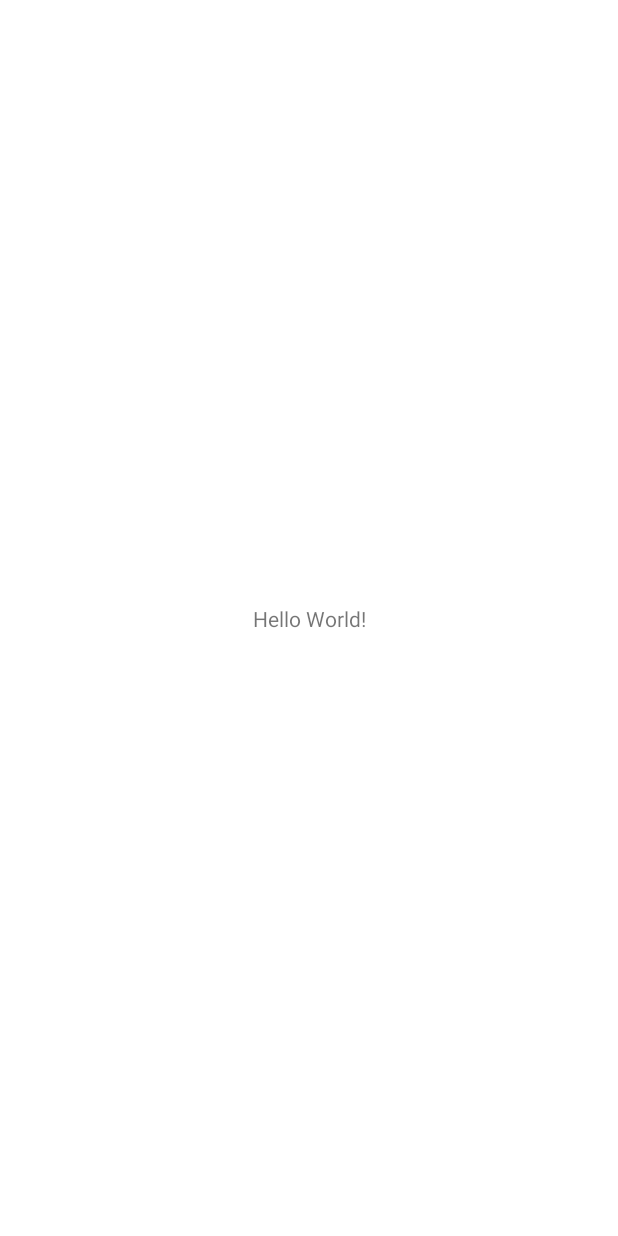
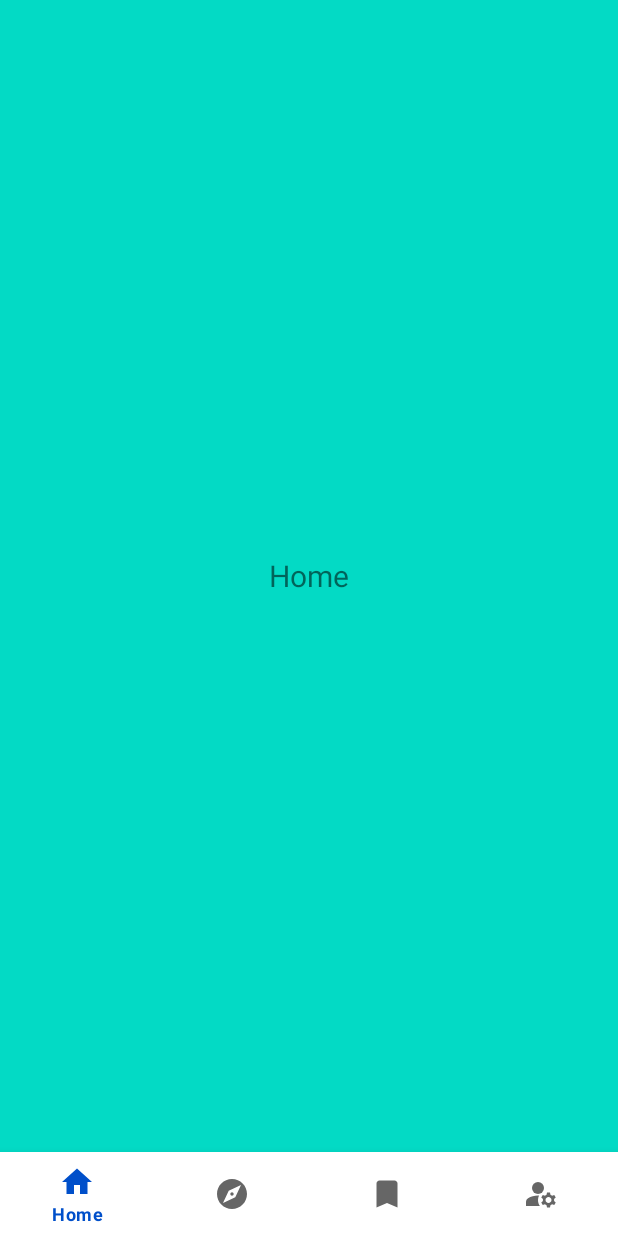
Before and after one commit to Ericko444/Projet-android-m1-p10-android, an Android app: the screen it shows after launch (MainActivity), on a phone screen of 412 x 824 dp. Before the commit the screen is almost empty. Run offline under Robolectric (Android 15) with nearby library versions, the phone set to English and light mode, and no system bars.

Commit message:
Created bottom navigation

```diff
--- a/app/build.gradle
+++ b/app/build.gradle
@@ -22,6 +22,9 @@ android {
             proguardFiles getDefaultProguardFile('proguard-android-optimize.txt'), 'proguard-rules.pro'
         }
     }
+    buildFeatures {
+        viewBinding true
+    }
     compileOptions {
         sourceCompatibility JavaVersion.VERSION_1_8
         targetCompatibility JavaVersion.VERSION_1_8
--- /dev/null
+++ b/app/src/main/java/mg/itu/projetm1/vues/HomeFragment.java
@@ -0,0 +1,66 @@
+package mg.itu.projetm1.vues;
+
+import android.os.Bundle;
+
+import androidx.fragment.app.Fragment;
+
+import android.view.LayoutInflater;
+import android.view.View;
+import android.view.ViewGroup;
+
+import mg.itu.projetm1.R;
+
+/**
+ * A simple {@link Fragment} subclass.
+ * Use the {@link HomeFragment#newInstance} factory method to
+ * create an instance of this fragment.
+ */
+public class HomeFragment extends Fragment {
+
+    // TODO: Rename parameter arguments, choose names that match
+    // the fragment initialization parameters, e.g. ARG_ITEM_NUMBER
+    private static final String ARG_PARAM1 = "param1";
+    private static final String ARG_PARAM2 = "param2";
+
+    // TODO: Rename and change types of parameters
+    private String mParam1;
+    private String mParam2;
+
+    public HomeFragment() {
+        // Required empty public constructor
+    }
+
+    /**
+     * Use this factory method to create a new instance of
+     * this fragment using the provided parameters.
+     *
+     * @param param1 Parameter 1.
+     * @param param2 Parameter 2.
+     * @return A new instance of fragment HomeFragment.
+     */
+    // TODO: Rename and change types and number of parameters
+    public static HomeFragment newInstance(String param1, String param2) {
+        HomeFragment fragment = new HomeFragment();
+        Bundle args = new Bundle();
+        args.putString(ARG_PARAM1, param1);
+        args.putString(ARG_PARAM2, param2);
+        fragment.setArguments(args);
+        return fragment;
+    }
+
+    @Override
+    public void onCreate(Bundle savedInstanceState) {
+        super.onCreate(savedInstanceState);
+        if (getArguments() != null) {
+            mParam1 = getArguments().getString(ARG_PARAM1);
+            mParam2 = getArguments().getString(ARG_PARAM2);
+        }
+    }
+
+    @Override
+    public View onCreateView(LayoutInflater inflater, ViewGroup container,
+                             Bundle savedInstanceState) {
+        // Inflate the layout for this fragment
+        return inflater.inflate(R.layout.fragment_home, container, false);
+    }
+}
--- a/app/src/main/java/mg/itu/projetm1/vues/MainActivity.java
+++ b/app/src/main/java/mg/itu/projetm1/vues/MainActivity.java
@@ -1,16 +1,50 @@
 package mg.itu.projetm1.vues;
 
 import androidx.appcompat.app.AppCompatActivity;
+import androidx.fragment.app.Fragment;
+import androidx.fragment.app.FragmentManager;
+import androidx.fragment.app.FragmentTransaction;
 
 import android.os.Bundle;
 
 import mg.itu.projetm1.R;
+import mg.itu.projetm1.databinding.ActivityMainBinding;
 
 public class MainActivity extends AppCompatActivity {
+
+    ActivityMainBinding binding;
 
     @Override
     protected void onCreate(Bundle savedInstanceState) {
         super.onCreate(savedInstanceState);
-        setContentView(R.layout.activity_main);
+        binding = ActivityMainBinding.inflate(getLayoutInflater());
+        setContentView(binding.getRoot());
+        replaceFragment(new HomeFragment());
+
+        binding.bottomNavigationView.setOnItemSelectedListener(item -> {
+            switch (item.getItemId()){
+                case R.id.home:
+                    replaceFragment(new HomeFragment());
+                    break;
+                case R.id.explore:
+                    replaceFragment(new ExploreFragment());
+                    break;
+                case R.id.saved:
+                    replaceFragment(new SavedFragment());
+                    break;
+                case R.id.account:
+                    replaceFragment(new AccountFragment());
+                    break;
+            }
+
+            return true;
+        });
+    }
+
+    private void replaceFragment(Fragment fragment){
+        FragmentManager fragmentManager = getSupportFragmentManager();
+        FragmentTransaction fragmentTransaction = fragmentManager.beginTransaction();
+        fragmentTransaction.replace(R.id.frame_layout, fragment);
+        fragmentTransaction.commit();
     }
 }
--- /dev/null
+++ b/app/src/main/res/drawable/baseline_bookmark_24.xml
@@ -0,0 +1,5 @@
+<vector android:height="24dp" android:tint="#000000"
+    android:viewportHeight="24" android:viewportWidth="24"
+    android:width="24dp" xmlns:android="http://schemas.android.com/apk/res/android">
+    <path android:fillColor="@android:color/white" android:pathData="M17,3H7c-1.1,0 -1.99,0.9 -1.99,2L5,21l7,-3 7,3V5c0,-1.1 -0.9,-2 -2,-2z"/>
+</vector>
--- /dev/null
+++ b/app/src/main/res/drawable/baseline_explore_24.xml
@@ -0,0 +1,5 @@
+<vector android:height="24dp" android:tint="#000000"
+    android:viewportHeight="24" android:viewportWidth="24"
+    android:width="24dp" xmlns:android="http://schemas.android.com/apk/res/android">
+    <path android:fillColor="@android:color/white" android:pathData="M12,10.9c-0.61,0 -1.1,0.49 -1.1,1.1s0.49,1.1 1.1,1.1c0.61,0 1.1,-0.49 1.1,-1.1s-0.49,-1.1 -1.1,-1.1zM12,2C6.48,2 2,6.48 2,12s4.48,10 10,10 10,-4.48 10,-10S17.52,2 12,2zM14.19,14.19L6,18l3.81,-8.19L18,6l-3.81,8.19z"/>
+</vector>
--- /dev/null
+++ b/app/src/main/res/drawable/baseline_home_24.xml
@@ -0,0 +1,5 @@
+<vector android:height="24dp" android:tint="#000000"
+    android:viewportHeight="24" android:viewportWidth="24"
+    android:width="24dp" xmlns:android="http://schemas.android.com/apk/res/android">
+    <path android:fillColor="@android:color/white" android:pathData="M10,20v-6h4v6h5v-8h3L12,3 2,12h3v8z"/>
+</vector>
--- /dev/null
+++ b/app/src/main/res/drawable/baseline_manage_accounts_24.xml
@@ -0,0 +1,7 @@
+<vector android:height="24dp" android:tint="#000000"
+    android:viewportHeight="24" android:viewportWidth="24"
+    android:width="24dp" xmlns:android="http://schemas.android.com/apk/res/android">
+    <path android:fillColor="@android:color/white" android:pathData="M10,8m-4,0a4,4 0,1 1,8 0a4,4 0,1 1,-8 0"/>
+    <path android:fillColor="@android:color/white" android:pathData="M10.67,13.02C10.45,13.01 10.23,13 10,13c-2.42,0 -4.68,0.67 -6.61,1.82C2.51,15.34 2,16.32 2,17.35V20h9.26C10.47,18.87 10,17.49 10,16C10,14.93 10.25,13.93 10.67,13.02z"/>
+    <path android:fillColor="@android:color/white" android:pathData="M20.75,16c0,-0.22 -0.03,-0.42 -0.06,-0.63l1.14,-1.01l-1,-1.73l-1.45,0.49c-0.32,-0.27 -0.68,-0.48 -1.08,-0.63L18,11h-2l-0.3,1.49c-0.4,0.15 -0.76,0.36 -1.08,0.63l-1.45,-0.49l-1,1.73l1.14,1.01c-0.03,0.21 -0.06,0.41 -0.06,0.63s0.03,0.42 0.06,0.63l-1.14,1.01l1,1.73l1.45,-0.49c0.32,0.27 0.68,0.48 1.08,0.63L16,21h2l0.3,-1.49c0.4,-0.15 0.76,-0.36 1.08,-0.63l1.45,0.49l1,-1.73l-1.14,-1.01C20.72,16.42 20.75,16.22 20.75,16zM17,18c-1.1,0 -2,-0.9 -2,-2s0.9,-2 2,-2s2,0.9 2,2S18.1,18 17,18z"/>
+</vector>
--- a/app/src/main/res/layout/activity_main.xml
+++ b/app/src/main/res/layout/activity_main.xml
@@ -6,13 +6,23 @@
     android:layout_height="match_parent"
     tools:context=".vues.MainActivity">
 
-    <TextView
-        android:layout_width="wrap_content"
+    <FrameLayout
+        android:id="@+id/frame_layout"
+        android:layout_width="0dp"
+        android:layout_height="0dp"
+        app:layout_constraintBottom_toTopOf="@+id/bottomNavigationView"
+        app:layout_constraintEnd_toEndOf="parent"
+        app:layout_constraintStart_toStartOf="parent"
+        app:layout_constraintTop_toTopOf="parent">
+
+    </FrameLayout>
+
+    <com.google.android.material.bottomnavigation.BottomNavigationView
+        android:id="@+id/bottomNavigationView"
+        android:layout_width="match_parent"
         android:layout_height="wrap_content"
-        android:text="Hello World!"
         app:layout_constraintBottom_toBottomOf="parent"
         app:layout_constraintEnd_toEndOf="parent"
         app:layout_constraintStart_toStartOf="parent"
-        app:layout_constraintTop_toTopOf="parent" />
-
+        app:menu="@menu/bottom_nav_menu" />
 </androidx.constraintlayout.widget.ConstraintLayout>
--- /dev/null
+++ b/app/src/main/res/layout/fragment_home.xml
@@ -0,0 +1,17 @@
+<?xml version="1.0" encoding="utf-8"?>
+<FrameLayout xmlns:android="http://schemas.android.com/apk/res/android"
+    xmlns:tools="http://schemas.android.com/tools"
+    android:layout_width="match_parent"
+    android:layout_height="match_parent"
+    android:background="@color/teal_200"
+    tools:context=".vues.HomeFragment">
+
+    <!-- TODO: Update blank fragment layout -->
+    <TextView
+        android:layout_width="wrap_content"
+        android:layout_height="wrap_content"
+        android:layout_gravity="center"
+        android:text="Home"
+        android:textSize="20dp"/>
+
+</FrameLayout>
--- /dev/null
+++ b/app/src/main/res/menu/bottom_nav_menu.xml
@@ -0,0 +1,20 @@
+<?xml version="1.0" encoding="utf-8"?>
+<menu xmlns:android="http://schemas.android.com/apk/res/android">
+
+    <item
+        android:id="@+id/home"
+        android:icon="@drawable/baseline_home_24"
+        android:title="Home" />
+    <item
+        android:id="@+id/explore"
+        android:icon="@drawable/baseline_explore_24"
+        android:title="Explore" />
+    <item
+        android:id="@+id/saved"
+        android:icon="@drawable/baseline_bookmark_24"
+        android:title="Saved" />
+    <item
+        android:id="@+id/account"
+        android:icon="@drawable/baseline_manage_accounts_24"
+        android:title="Account" />
+</menu>
--- a/app/src/main/res/values-night/themes.xml
+++ b/app/src/main/res/values-night/themes.xml
@@ -2,12 +2,12 @@
     <!-- Base application theme. -->
     <style name="Theme.ProjetM1" parent="Theme.MaterialComponents.DayNight.NoActionBar">
         <!-- Primary brand color. -->
-        <item name="colorPrimary">@color/purple_200</item>
+        <item name="colorPrimary">@color/primary</item>
         <item name="colorPrimaryVariant">@color/purple_700</item>
-        <item name="colorOnPrimary">@color/black</item>
+        <item name="colorOnPrimary">@color/white</item>
         <!-- Secondary brand color. -->
-        <item name="colorSecondary">@color/teal_200</item>
-        <item name="colorSecondaryVariant">@color/teal_200</item>
+        <item name="colorSecondary">@color/secondary</item>
+        <item name="colorSecondaryVariant">@color/teal_700</item>
         <item name="colorOnSecondary">@color/black</item>
         <!-- Status bar color. -->
         <item name="android:statusBarColor">?attr/colorPrimaryVariant</item>
--- a/app/src/main/res/values/colors.xml
+++ b/app/src/main/res/values/colors.xml
@@ -7,4 +7,7 @@
     <color name="teal_700">#FF018786</color>
     <color name="black">#FF000000</color>
     <color name="white">#FFFFFFFF</color>
+    <color name="primary">#004FCA</color>
+    <color name="secondary">#dfebff</color>
+    <color name="default_text">#001C4A</color>
 </resources>
--- a/app/src/main/res/values/strings.xml
+++ b/app/src/main/res/values/strings.xml
@@ -1,3 +1,5 @@
 <resources>
     <string name="app_name">ProjetM1</string>
+    <!-- TODO: Remove or change this placeholder text -->
+    <string name="hello_blank_fragment">Hello blank fragment</string>
 </resources>
--- a/app/src/main/res/values/themes.xml
+++ b/app/src/main/res/values/themes.xml
@@ -2,11 +2,11 @@
     <!-- Base application theme. -->
     <style name="Theme.ProjetM1" parent="Theme.MaterialComponents.DayNight.NoActionBar">
         <!-- Primary brand color. -->
-        <item name="colorPrimary">@color/purple_500</item>
+        <item name="colorPrimary">@color/primary</item>
         <item name="colorPrimaryVariant">@color/purple_700</item>
         <item name="colorOnPrimary">@color/white</item>
         <!-- Secondary brand color. -->
-        <item name="colorSecondary">@color/teal_200</item>
+        <item name="colorSecondary">@color/secondary</item>
         <item name="colorSecondaryVariant">@color/teal_700</item>
         <item name="colorOnSecondary">@color/black</item>
         <!-- Status bar color. -->
```
Also changed, not shown: app/src/main/java/mg/itu/projetm1/vues/AccountFragment.java (added, +66 -0 lines), app/src/main/java/mg/itu/projetm1/vues/ExploreFragment.java (added, +66 -0 lines), app/src/main/java/mg/itu/projetm1/vues/SavedFragment.java (added, +66 -0 lines), app/src/main/res/layout/fragment_account.xml (added, +17 -0 lines), app/src/main/res/layout/fragment_explore.xml (added, +17 -0 lines), app/src/main/res/layout/fragment_saved.xml (added, +17 -0 lines).
